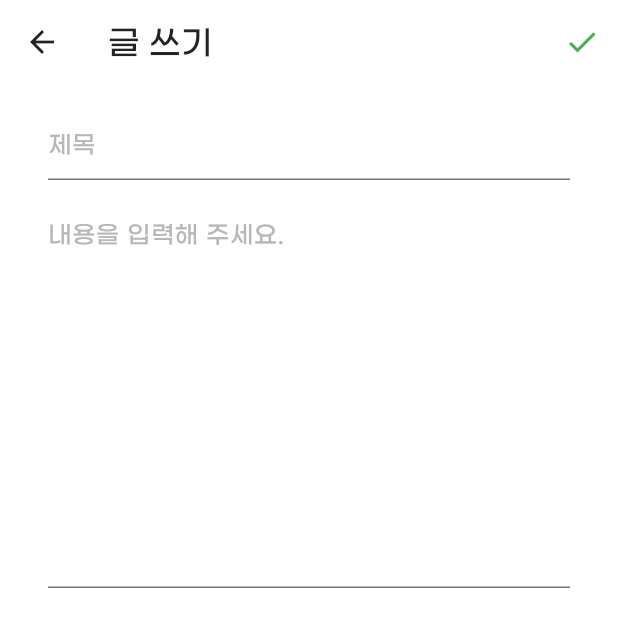
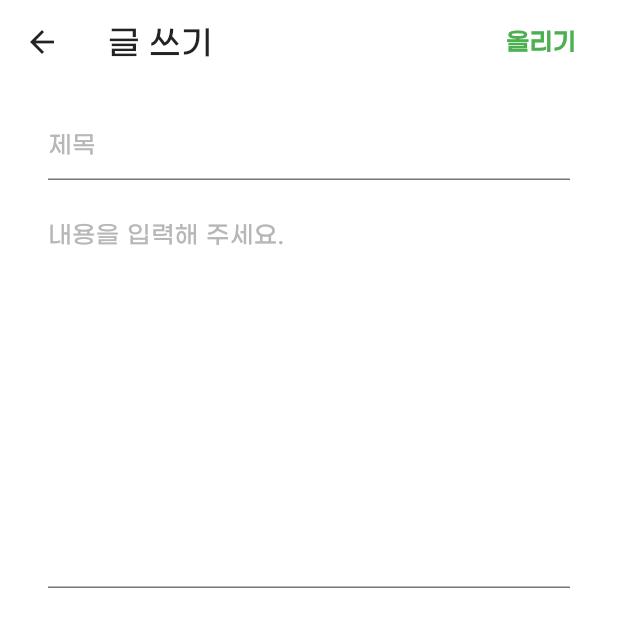
Before and after one commit to jhk3261/B-Naeng, a Flutter app: the WritePostPage screen opened directly, on a phone screen of 412 x 824 dp, the top half of it. Run offline on Flutter 3.47's test engine with Material 3 defaults, Android fonts, the phone set to English and light mode, and no system bars; our stand-ins replace camera, dropdown_button2, flutter_secure_storage, flutter_svg, geolocator, google_sign_in and 2 more; accounts and stored records are empty; network calls fail.

Commit message:
마지막 수정

```diff
--- a/frontend/lib/Pages/friger/friger_change.dart
+++ b/frontend/lib/Pages/friger/friger_change.dart
@@ -207,6 +207,7 @@
                       }
                     },
                     style: ElevatedButton.styleFrom(
+                        shadowColor: Colors.transparent,
                         backgroundColor: const Color(0xFF449C4A),
                         shape: RoundedRectangleBorder(
                           borderRadius: BorderRadius.circular(10),
--- a/frontend/lib/Pages/login/signup_complete.dart
+++ b/frontend/lib/Pages/login/signup_complete.dart
@@ -54,7 +54,8 @@
           final userData = json.decode(response.body);
           print('User Info: $userData');
         } else {
-          print('Failed to load user info. Status code: ${response.statusCode}');
+          print(
+              'Failed to load user info. Status code: ${response.statusCode}');
         }
       } catch (e) {
         print('Error fetching user info: $e');
@@ -62,6 +63,7 @@
     }
 
     return Scaffold(
+      backgroundColor: Colors.white,
       body: Center(
         child: FutureBuilder<Map<String, dynamic>?>(
           future: getUserInfo(),
--- a/frontend/lib/Pages/recipe/recipes_list.dart
+++ b/frontend/lib/Pages/recipe/recipes_list.dart
@@ -101,7 +101,7 @@
           if (snapshot.connectionState == ConnectionState.waiting) {
             return const Center(child: CircularProgressIndicator());
           } else if (snapshot.hasError) {
-            return const Center(child: Text('Failed to load recipes'));
+            return const Center(child: Text('재료를 등록하시면 레시피를 추천해드립니다.'));
           } else if (snapshot.hasData) {
             var recipes = snapshot.data!['recipes'];
             var additionalRecipes = snapshot.data!['additional_recipes'];
--- a/frontend/lib/Pages/share/ingrediant/WritePostPage.dart
+++ b/frontend/lib/Pages/share/ingrediant/WritePostPage.dart
@@ -129,9 +129,18 @@
         foregroundColor: const Color(0xFF232323),
         title: const Text('글 쓰기'),
         actions: [
-          IconButton(
-            icon: const Icon(Icons.check, color: Colors.green),
-            onPressed: _submitPost,
+          Padding(
+            padding: const EdgeInsets.only(right: 16.0),
+            child: TextButton(
+              onPressed: _submitPost,
+              child: const Text(
+                '올리기',
+                style: TextStyle(
+                    color: Colors.green,
+                    fontSize: 16,
+                    fontWeight: FontWeight.bold),
+              ),
+            ),
           ),
         ],
       ),
--- a/frontend/lib/Pages/share/ingrediant/share_ingredient.dart
+++ b/frontend/lib/Pages/share/ingrediant/share_ingredient.dart
@@ -51,9 +51,7 @@
                       if (snapshot.connectionState == ConnectionState.waiting) {
                         return const Center(child: CircularProgressIndicator());
                       } else if (snapshot.hasError) {
-                        return Center(
-                            child: Text(
-                                'Failed to load ingredients: ${snapshot.error}'));
+                        return const Center(child: Text('아직 적힌 나눔글이 없습니다.'));
                       } else if (!snapshot.hasData || snapshot.data!.isEmpty) {
                         return const Center(
                             child: Text('No ingredients available.'));
--- a/frontend/lib/Pages/share/tips/write_tip_page.dart
+++ b/frontend/lib/Pages/share/tips/write_tip_page.dart
@@ -87,7 +87,7 @@
         centerTitle: false,
         surfaceTintColor: Colors.white,
         backgroundColor: Colors.white,
-        foregroundColor: Color(0xFF232323),
+        foregroundColor: const Color(0xFF232323),
         leading: IconButton(
           icon: const Icon(Icons.arrow_back),
           onPressed: () {
@@ -137,7 +137,7 @@
               const SizedBox(height: 10),
               TextField(
                 controller: _titleController,
-                cursorColor: Color(0xFF232323),
+                cursorColor: const Color(0xFF232323),
                 decoration: const InputDecoration(
                   labelText: '제목',
                   labelStyle: TextStyle(
@@ -155,7 +155,7 @@
                 child: TextField(
                   controller: _contentController,
                   maxLines: null,
-                  cursorColor: Color(0xFF232323),
+                  cursorColor: const Color(0xFF232323),
                   decoration: const InputDecoration(
                     hintStyle: TextStyle(
                       color: Color(0xffB7B7B7),
--- a/frontend/lib/main.dart
+++ b/frontend/lib/main.dart
@@ -1,6 +1,5 @@
 import 'package:frontend/Pages/chating/chat_room.dart';
 import 'package:frontend/Pages/login/google_auth.dart';
-import 'package:frontend/Pages/login/signup.dart';
 import 'package:frontend/Pages/mypage/mypage.dart';
 import 'package:frontend/Pages/friger/friger.dart';
 import 'package:frontend/Pages/recipe/recipes_list.dart';
@@ -32,9 +31,9 @@
         fontFamily: 'GmarketSansMedium', // 여기서 폰트 패밀리 이름 설정
         // 추가적으로 다른 테마 속성도 설정 가능
       ),
-      home: HomeScreen(cameras: cameras),
+      //home: HomeScreen(cameras: cameras),
       // home: RecipesRecommendList(cameras: cameras),
-      // home: SignInPage(cameras: cameras),
+      home: SignInPage(cameras: cameras),
     );
   }
 }
--- a/frontend/lib/widgets/friger/food_element.dart
+++ b/frontend/lib/widgets/friger/food_element.dart
@@ -29,8 +29,7 @@
                 borderRadius: BorderRadius.circular(15), // BorderRadius 설정
                 image: DecorationImage(
                   image: NetworkImage(
-                      "http://127.0.0.1:8000/ingredient_image?file_path=." +
-                          imgPath),
+                      "http://127.0.0.1:8000/ingredient_image?file_path=.$imgPath"),
                   fit: BoxFit.cover, // 이미지 비율 유지, 잘라내기
                 ),
               ),
--- a/frontend/lib/widgets/login/user_geolocator.dart
+++ b/frontend/lib/widgets/login/user_geolocator.dart
@@ -82,7 +82,7 @@
         ),
       );
     } else {
-      return LocationSettings(
+      return const LocationSettings(
         accuracy: LocationAccuracy.high,
         distanceFilter: 100,
       );
```
Also changed, not shown: frontend/lib/Pages/friger/friger.dart (+7 -2 lines), frontend/lib/Pages/google_login.dart (+5 -3 lines), frontend/lib/Pages/mypage/fridge_popup.dart (+12 -2 lines), frontend/lib/Pages/mypage/mypage.dart (+21 -11 lines).
